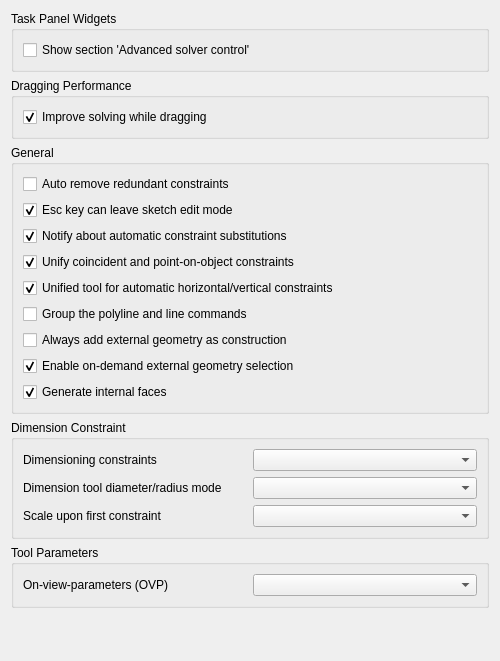
This is src/Mod/Sketcher/Gui/SketcherSettings.ui in Reqrefusion/FreeCAD as Qt 5 draws it before an edit. The edited form follows.
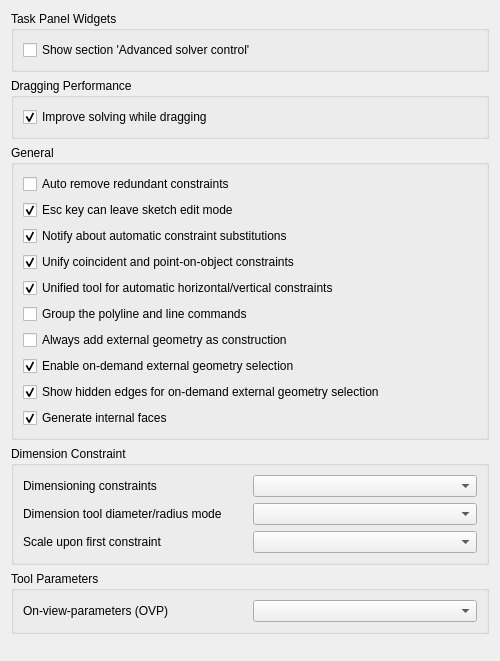
This is the edited form. Custom widgets are drawn as their Qt base class.

Commit message: hidden layer hide

```diff
--- a/src/Mod/Sketcher/Gui/SketcherSettings.ui
+++ b/src/Mod/Sketcher/Gui/SketcherSettings.ui
@@ -253,6 +253,25 @@
         </property>
        </widget>
       </item>
+      <item>
+       <widget class="Gui::PrefCheckBox" name="checkBoxShowHiddenLazyExternalGeometry">
+        <property name="toolTip">
+         <string>Includes model edges hidden in the sketch projection as on-demand external geometry candidates.</string>
+        </property>
+        <property name="text">
+         <string>Show hidden edges for on-demand external geometry selection</string>
+        </property>
+        <property name="checked">
+         <bool>true</bool>
+        </property>
+        <property name="prefEntry" stdset="0">
+         <cstring>ShowHiddenLazyExternalGeometry</cstring>
+        </property>
+        <property name="prefPath" stdset="0">
+         <cstring>Mod/Sketcher/General</cstring>
+        </property>
+       </widget>
+      </item>
       <item>
        <widget class="Gui::PrefCheckBox" name="checkBoxMakeInternals">
         <property name="toolTip">
```
The commit also changes 7 other files.
